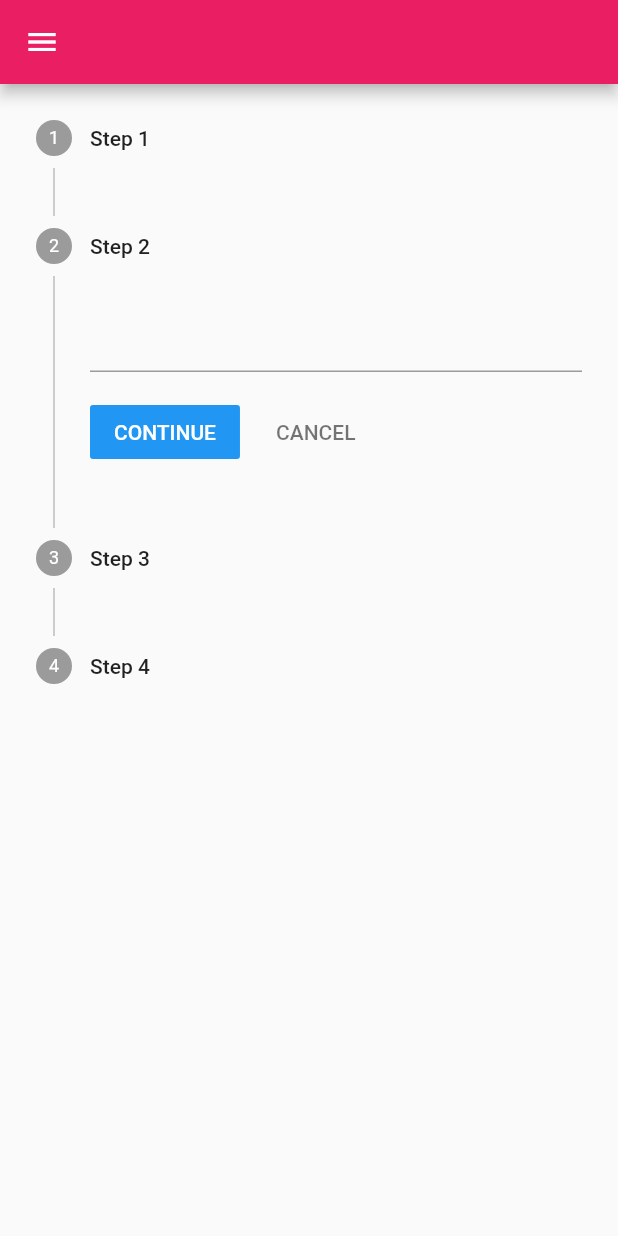
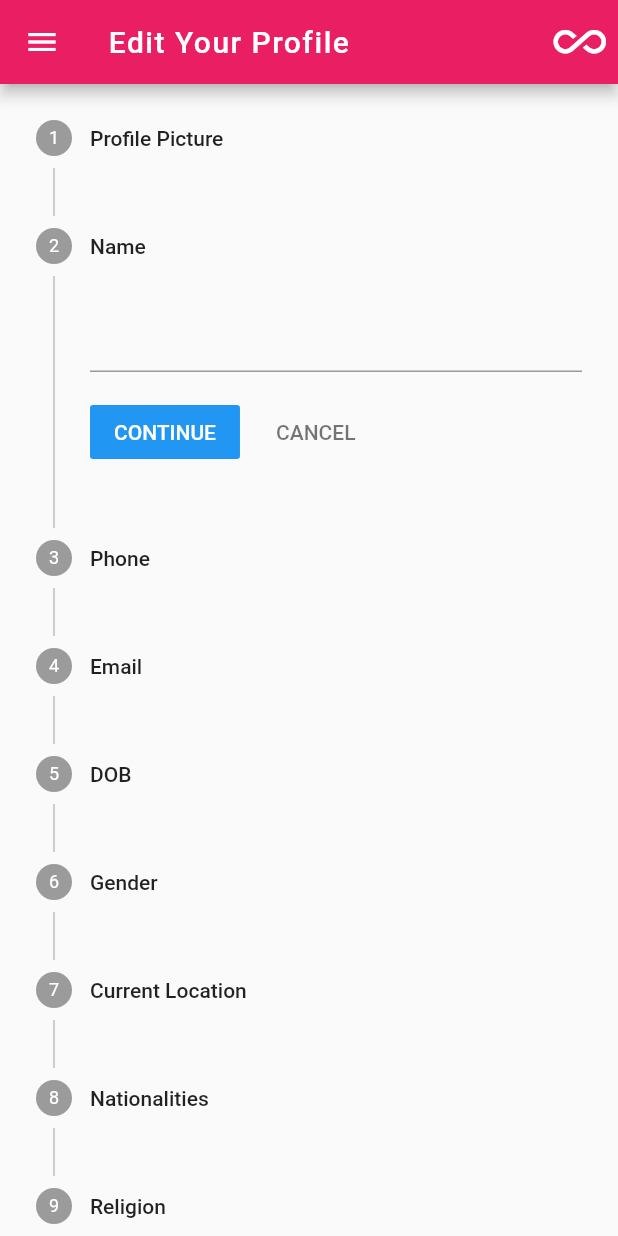
Before and after one commit to theAkHilsarkar18/drawer_steper_use, a Flutter app: the screen it shows after launch, after a tap on "CONTINUE", on a phone screen of 412 x 824 dp. Run offline on Flutter 3.47's test engine with Material 2 defaults, Android fonts, the light colour scheme and no system bars.

Commit message:
10-03-2023

```diff
--- a/lib/screen/homescreen/view/homescreen.dart
+++ b/lib/screen/homescreen/view/homescreen.dart
@@ -14,6 +14,13 @@ class _HomescreenState extends State<Homescreen> {
       child: Scaffold(
         appBar: AppBar(
           backgroundColor: Colors.pink,
+          title: Text("Edit Your Profile",style: TextStyle(color: Colors.white,letterSpacing: 1)),
+          actions: [
+            Padding(
+              padding: const EdgeInsets.all(8.0),
+              child: Icon(Icons.all_inclusive,size: 35),
+            ),
+          ],
         ),
         drawer: Drawer(
           child: Column(
@@ -46,7 +53,7 @@ class _HomescreenState extends State<Homescreen> {
           currentStep: i,
           onStepContinue: () {
             setState(() {
-              if(i<3)
+              if(i<10)
                 {
                   i++;
                 }
@@ -61,10 +68,18 @@ class _HomescreenState extends State<Homescreen> {
             });
           },
           steps: [
-            Step(title: Text("Step 1"), content: TextField(),),
-            Step(title: Text("Step 2"), content: TextField(),),
-            Step(title: Text("Step 3"), content: TextField(),),
-            Step(title: Text("Step 4"), content: TextField(),),
+            Step(title: Text("Profile Picture"), content: TextField(),),
+            Step(title: Text("Name"), content: TextField(),),
+            Step(title: Text("Phone"), content: TextField(),),
+            Step(title: Text("Email"), content: TextField(),),
+            Step(title: Text("DOB"), content: TextField(),),
+            Step(title: Text("Gender"), content: TextField(),),
+            Step(title: Text("Current Location"), content: TextField(),),
+            Step(title: Text("Nationalities"), content: TextField(),),
+            Step(title: Text("Religion"), content: TextField(),),
+            Step(title: Text("Language"), content: TextField(),),
+            Step(title: Text("Biography"), content: TextField(),),
+
           ],
         ),
       ),
```
